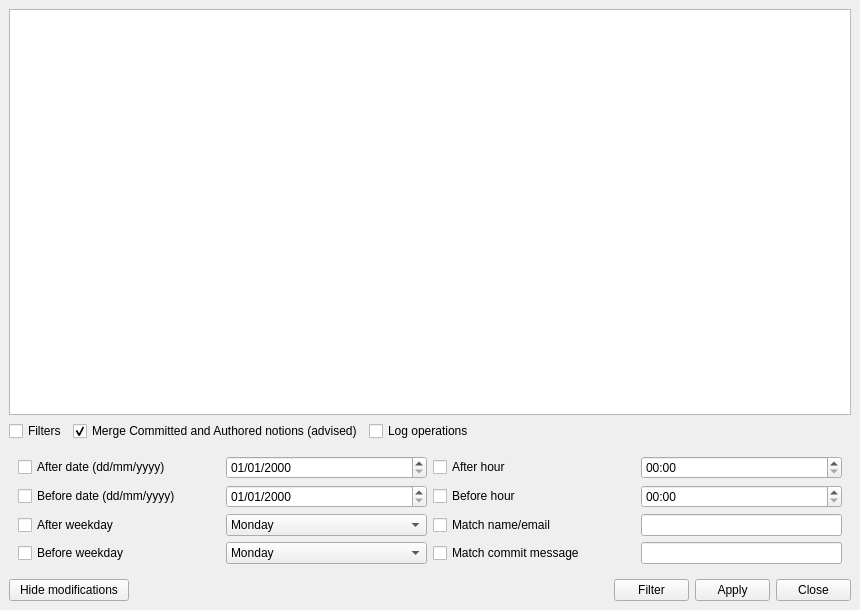
First picture: the form in qGitFilterBranch/main_window.ui, repository mike-perdide/gitbuster, before the edit.
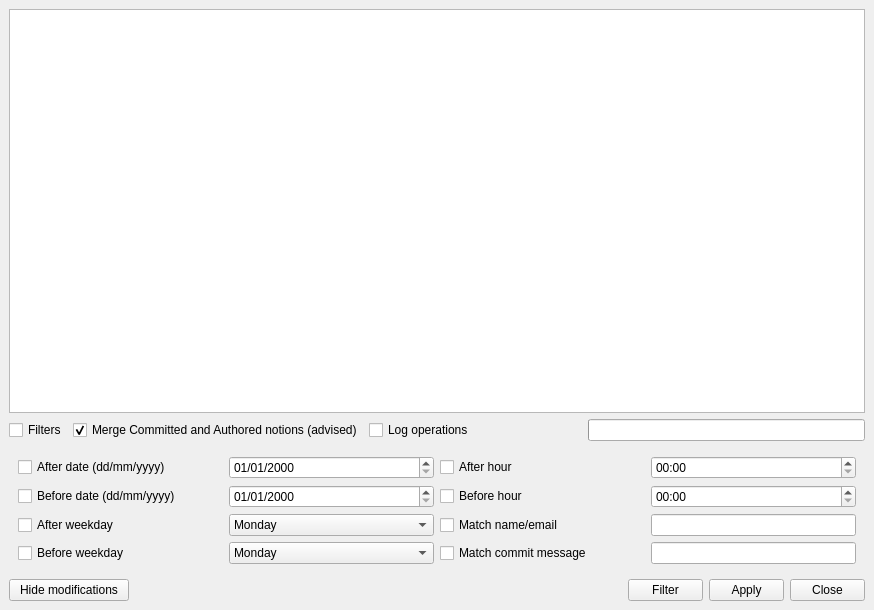
Second picture: the form after the edit.

Commit message:
Major refactoring allowing the display of a progress bar?
Adding :
 * a progress bar in the GUI.
 * a thread that executes the git filter-branch command and collects the
output and stores the progress.
 * a thread that polls the progress from the previous thread and sends a
signal to the progress bar.
 * added method in main_window.py to show, update or hide the progress
bar.

Patch:
```diff
--- a/qGitFilterBranch/main_window.ui
+++ b/qGitFilterBranch/main_window.ui
@@ -15,10 +15,10 @@
   </property>
   <widget class="QWidget" name="centralwidget">
    <layout class="QGridLayout" name="gridLayout">
-    <item row="0" column="0" colspan="8">
+    <item row="0" column="0" colspan="4">
      <layout class="QGridLayout" name="checkboxLayout"/>
     </item>
-    <item row="1" column="0" colspan="8">
+    <item row="1" column="0" colspan="4">
      <widget class="QTableView" name="tableView">
       <attribute name="horizontalHeaderStretchLastSection">
        <bool>true</bool>
@@ -34,33 +34,7 @@
       </attribute>
      </widget>
     </item>
-    <item row="8" column="6">
-     <widget class="QPushButton" name="applyButton">
-      <property name="maximumSize">
-       <size>
-        <width>75</width>
-        <height>16777215</height>
-       </size>
-      </property>
-      <property name="text">
-       <string>Apply</string>
-      </property>
-     </widget>
-    </item>
-    <item row="8" column="7">
-     <widget class="QPushButton" name="cancelButton">
-      <property name="maximumSize">
-       <size>
-        <width>75</width>
-        <height>16777215</height>
-       </size>
-      </property>
-      <property name="text">
-       <string>Close</string>
-      </property>
-     </widget>
-    </item>
-    <item row="4" column="0" colspan="8">
+    <item row="4" column="0" colspan="4">
      <widget class="QWidget" name="filtersWidget" native="true">
       <layout class="QGridLayout" name="gridLayout">
        <item row="0" column="0">
@@ -238,32 +212,6 @@
       </layout>
      </widget>
     </item>
-    <item row="3" column="2" colspan="6">
-     <spacer name="horizontalSpacer_2">
-      <property name="orientation">
-       <enum>Qt::Horizontal</enum>
-      </property>
-      <property name="sizeHint" stdset="0">
-       <size>
-        <width>40</width>
-        <height>20</height>
-       </size>
-      </property>
-     </spacer>
-    </item>
-    <item row="8" column="5">
-     <widget class="QPushButton" name="filterButton">
-      <property name="maximumSize">
-       <size>
-        <width>75</width>
-        <height>16777215</height>
-       </size>
-      </property>
-      <property name="text">
-       <string>Filter</string>
-      </property>
-     </widget>
-    </item>
     <item row="8" column="0">
      <widget class="QPushButton" name="toggleModificationsButton">
       <property name="maximumSize">
@@ -277,7 +225,7 @@
       </property>
      </widget>
     </item>
-    <item row="8" column="1" colspan="4">
+    <item row="8" column="1" colspan="2">
      <spacer name="horizontalSpacer_3">
       <property name="orientation">
        <enum>Qt::Horizontal</enum>
@@ -318,6 +266,85 @@
       </item>
      </layout>
     </item>
+    <item row="8" column="3">
+     <layout class="QGridLayout" name="gridLayout_3">
+      <item row="0" column="1">
+       <widget class="QPushButton" name="filterButton">
+        <property name="maximumSize">
+         <size>
+          <width>75</width>
+          <height>16777215</height>
+         </size>
+        </property>
+        <property name="text">
+         <string>Filter</string>
+        </property>
+       </widget>
+      </item>
+      <item row="0" column="2">
+       <widget class="QPushButton" name="applyButton">
+        <property name="maximumSize">
+         <size>
+          <width>75</width>
+          <height>16777215</height>
+         </size>
+        </property>
+        <property name="text">
+         <string>Apply</string>
+        </property>
+       </widget>
+      </item>
+      <item row="0" column="3">
+       <widget class="QPushButton" name="cancelButton">
+        <property name="maximumSize">
+         <size>
+          <width>75</width>
+          <height>16777215</height>
+         </size>
+        </property>
+        <property name="text">
+         <string>Close</string>
+        </property>
+       </widget>
+      </item>
+      <item row="0" column="0">
+       <spacer name="horizontalSpacer_2">
+        <property name="orientation">
+         <enum>Qt::Horizontal</enum>
+        </property>
+        <property name="sizeHint" stdset="0">
+         <size>
+          <width>40</width>
+          <height>20</height>
+         </size>
+        </property>
+       </spacer>
+      </item>
+     </layout>
+    </item>
+    <item row="3" column="3">
+     <widget class="QProgressBar" name="progressBar">
+      <property name="value">
+       <number>0</number>
+      </property>
+      <property name="textVisible">
+       <bool>false</bool>
+      </property>
+     </widget>
+    </item>
+    <item row="3" column="2">
+     <spacer name="horizontalSpacer">
+      <property name="orientation">
+       <enum>Qt::Horizontal</enum>
+      </property>
+      <property name="sizeHint" stdset="0">
+       <size>
+        <width>40</width>
+        <height>20</height>
+       </size>
+      </property>
+     </spacer>
+    </item>
    </layout>
   </widget>
  </widget>
```
The commit also changes 3 other files.
